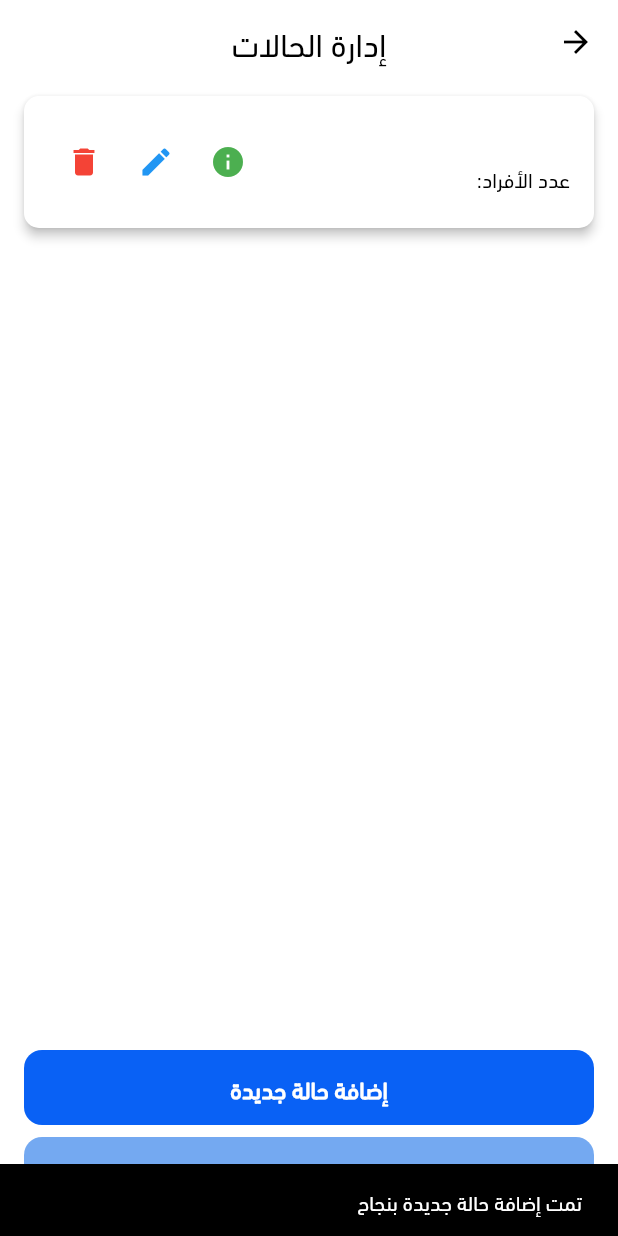
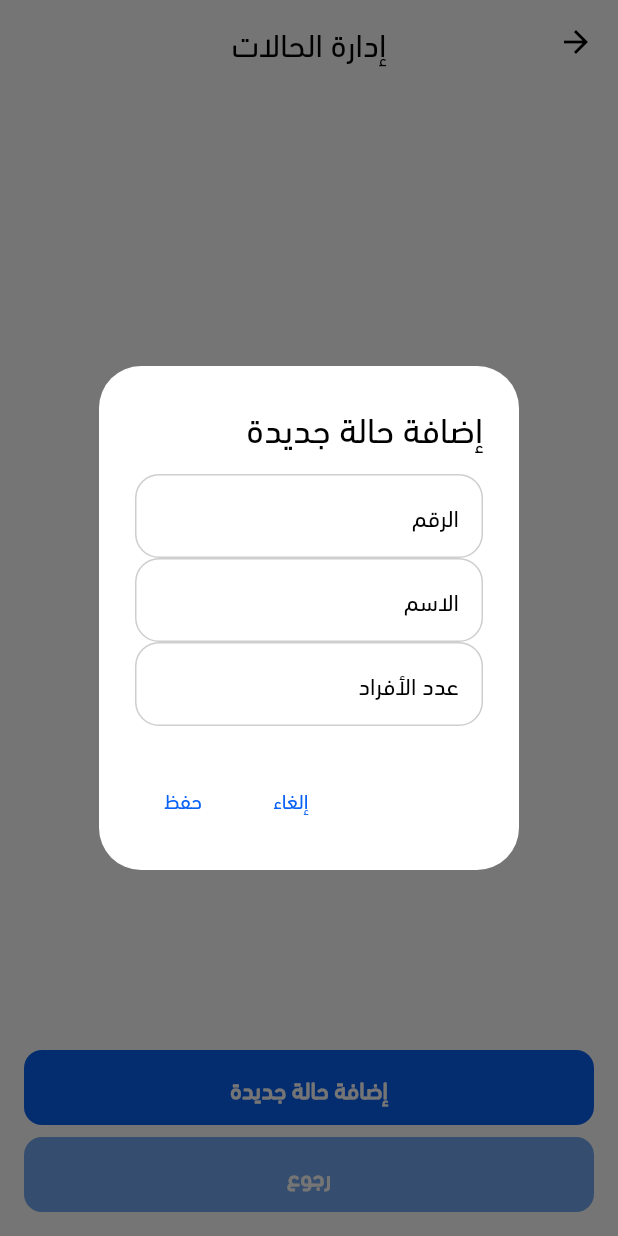
Before and after one commit to hamdyhaggag/Ramadan_kitchen_management, a Flutter app: the ManageCaseDetailsScreen screen opened directly, after a tap on "إضافة حالة جديدة", on a phone screen of 412 x 824 dp. Run offline on Flutter 3.47's test engine with Material 3 defaults, Android fonts, the phone set to English and light mode, and no system bars; our stand-ins replace cached_network_image, carousel_slider, cloud_firestore, connectivity_plus, dartz, dots_indicator and 15 more; missing offline and left inert: clipboard, cloudinary_public, excel; accounts and stored records are empty; project files that could hold a hidden picture were left out.

Commit message:
`feat: add manual case number input with validation and sorting`

```diff
--- a/lib/features/manage_cases/manage_case-details_screen.dart
+++ b/lib/features/manage_cases/manage_case_details_screen.dart
@@ -81,24 +81,103 @@ class _ManageCaseDetailsContentState extends State<_ManageCaseDetailsContent> {
     final currentState = context.read<CasesCubit>().state;
     if (currentState is! CasesLoaded) return;
     final currentCases = currentState.cases;
-    final newNumber = currentCases.isEmpty
-        ? 1
-        : (currentCases
-                .map((e) => e['الرقم'] as int)
-                .reduce((a, b) => a > b ? a : b)) +
-            1;
-    context.read<CasesCubit>().addCase({
-      "الرقم": newNumber,
-      "id": newNumber.toString(),
-      "الاسم": "",
-      "عدد الأفراد": '',
-      "جاهزة": false,
-      "هنا؟": false,
-    });
-    ScaffoldMessenger.of(context).showSnackBar(const SnackBar(
-      content: Text('تمت إضافة حالة جديدة بنجاح'),
-      duration: Duration(seconds: 2),
-    ));
+
+    final numberController = TextEditingController();
+    final nameController = TextEditingController();
+    final membersController = TextEditingController();
+
+    showDialog(
+      context: context,
+      builder: (context) {
+        return AlertDialog(
+          title: const Text("إضافة حالة جديدة"),
+          content: SingleChildScrollView(
+            child: Column(
+              mainAxisSize: MainAxisSize.min,
+              children: [
+                TextField(
+                  controller: numberController,
+                  keyboardType: TextInputType.number,
+                  decoration: InputDecoration(
+                    labelText: "الرقم",
+                    hintText: "أدخل الرقم يدويًا",
+                    hintStyle: TextStyle(color: Colors.grey[600]),
+                  ),
+                ),
+                TextField(
+                  controller: nameController,
+                  decoration: InputDecoration(
+                    labelText: "الاسم",
+                    hintStyle: TextStyle(color: Colors.grey[600]),
+                  ),
+                ),
+                TextField(
+                  controller: membersController,
+                  keyboardType: TextInputType.number,
+                  decoration: InputDecoration(
+                    labelText: "عدد الأفراد",
+                    hintStyle: TextStyle(color: Colors.grey[600]),
+                  ),
+                ),
+              ],
+            ),
+          ),
+          actions: [
+            TextButton(
+              onPressed: () => Navigator.pop(context),
+              child: const Text("إلغاء"),
+            ),
+            TextButton(
+              onPressed: () {
+                final number = int.tryParse(numberController.text);
+                final members = int.tryParse(membersController.text) ?? 0;
+
+                if (number == null || number <= 0) {
+                  ScaffoldMessenger.of(context).showSnackBar(
+                    const SnackBar(content: Text("الرجاء إدخال رقم صحيح موجب")),
+                  );
+                  return;
+                }
+
+                if (currentCases.any((c) => c['الرقم'] == number)) {
+                  ScaffoldMessenger.of(context).showSnackBar(
+                    const SnackBar(content: Text("رقم الحالة موجود مسبقًا")),
+                  );
+                  return;
+                }
+
+                if (nameController.text.isEmpty) {
+                  ScaffoldMessenger.of(context).showSnackBar(
+                    const SnackBar(content: Text("الرجاء إدخال اسم الحالة")),
+                  );
+                  return;
+                }
+
+                if (members <= 0) {
+                  ScaffoldMessenger.of(context).showSnackBar(
+                    const SnackBar(
+                        content: Text("الرجاء إدخال عدد أفراد صحيح")),
+                  );
+                  return;
+                }
+
+                context.read<CasesCubit>().addCase({
+                  "الرقم": number,
+                  "id": number.toString(),
+                  "الاسم": nameController.text,
+                  "عدد الأفراد": members,
+                  "جاهزة": false,
+                  "هنا؟": false,
+                });
+
+                Navigator.pop(context);
+              },
+              child: const Text("حفظ"),
+            ),
+          ],
+        );
+      },
+    );
   }
 
   void _editCase(int index) {
@@ -208,7 +287,6 @@ class _ManageCaseDetailsContentState extends State<_ManageCaseDetailsContent> {
   Widget build(BuildContext context) {
     final sortedCases = List<Map<String, dynamic>>.from(widget.cases)
       ..sort((a, b) => (a['الرقم'] as int).compareTo(b['الرقم'] as int));
-
     return Column(
       children: [
         Expanded(
--- a/lib/features/manage_cases/manage_cases.dart
+++ b/lib/features/manage_cases/manage_cases.dart
@@ -10,7 +10,7 @@ import '../donation/presentation/views/donation_section.dart';
 import 'logic/cases_cubit.dart';
 import 'logic/cases_state.dart';
 import 'package:ramadan_kitchen_management/features/auth/data/repos/auth_repo.dart';
-import 'manage_case-details_screen.dart';
+import 'manage_case_details_screen.dart';
 
 class ManageCasesScreen extends StatefulWidget {
   const ManageCasesScreen({super.key});
```
